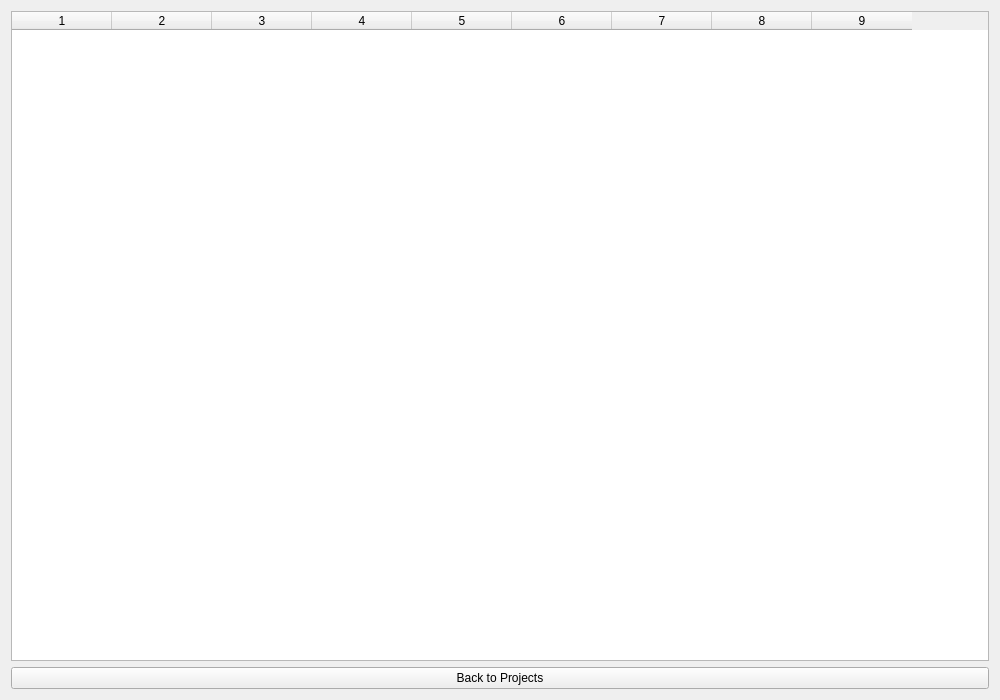
Above: reuther_digitization_client/ui/items.ui from WSUReuther/reuther_digitization_client before the change. Below: the same form after it.
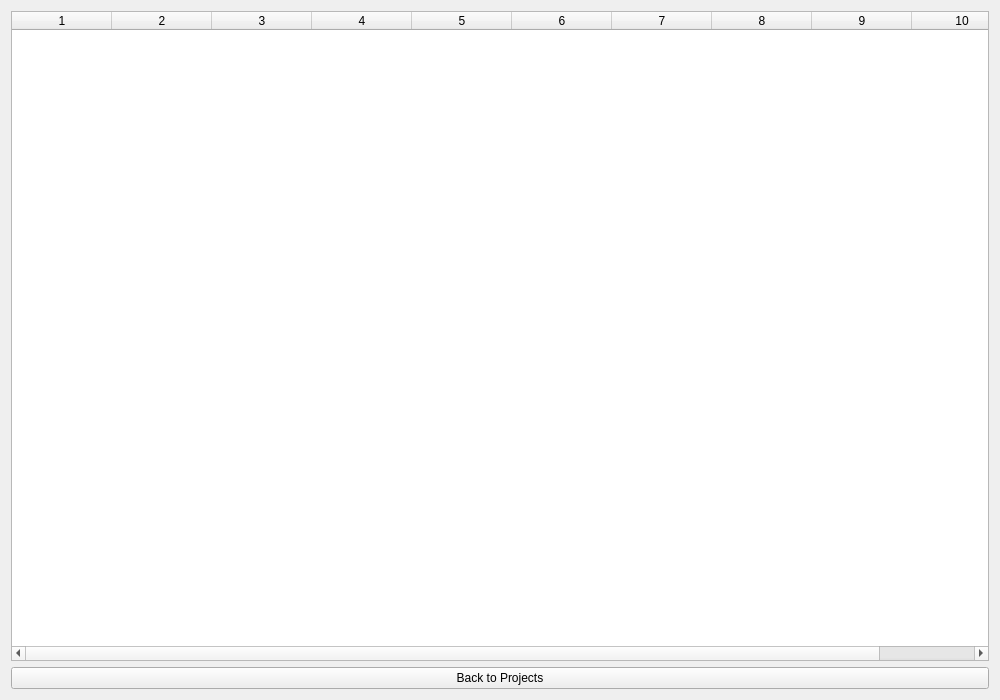
That is the form after the change.

Commit message: add reset button

Diff of the .ui file:
```diff
--- a/reuther_digitization_client/ui/items.ui
+++ b/reuther_digitization_client/ui/items.ui
@@ -24,7 +24,7 @@
           <enum>QAbstractScrollArea::AdjustToContents</enum>
          </property>
          <property name="columnCount">
-          <number>9</number>
+          <number>10</number>
          </property>
          <column/>
          <column/>
@@ -35,6 +35,7 @@
          <column/>
          <column/>
          <column/>
+         <column/>
         </widget>
        </item>
        <item>
```
The commit also changes 3 other files.
